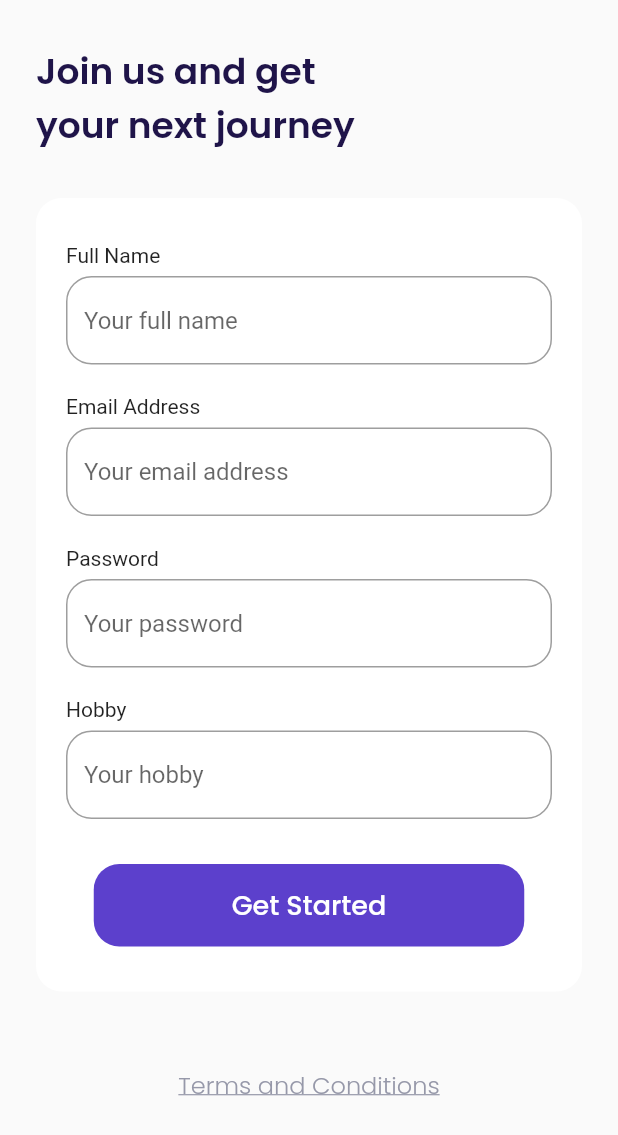
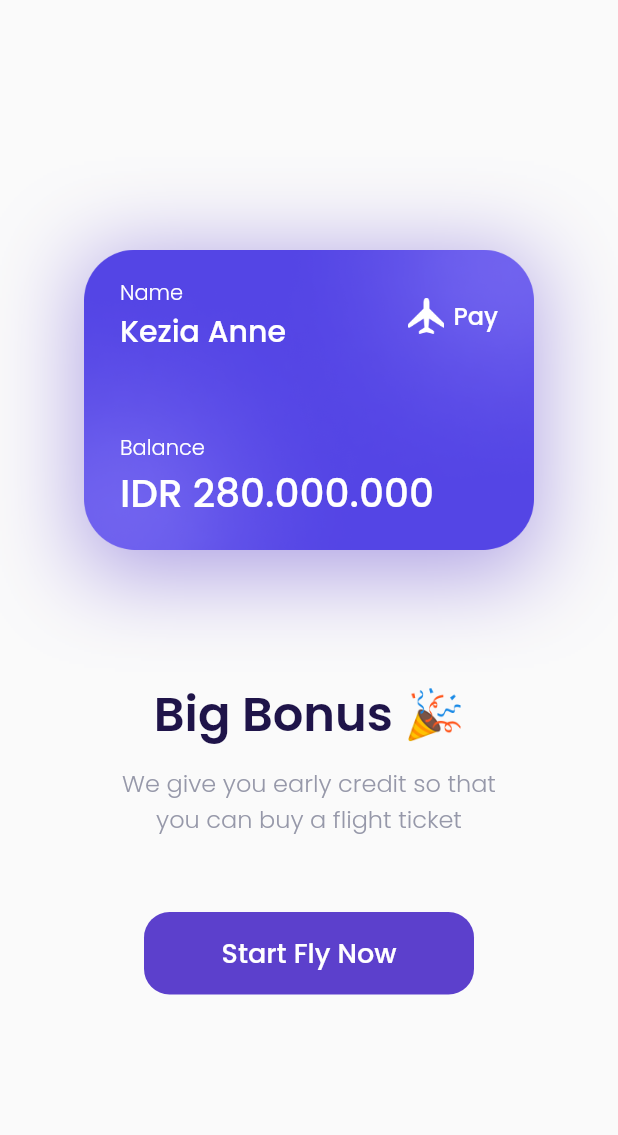
Before and after one commit to fanicahyo7/Flutter_Airplane, a Flutter app: the SignUpPage screen opened by its route, after a tap on "Get Started", on a phone screen of 412 x 824 dp. Shown: the top 1135 px of the screen. Run offline on Flutter 3.47's test engine with Material 2 defaults, Android fonts, the phone set to English and light mode, and no system bars; our stand-ins replace google_fonts.

Commit message:
slicing bonus page

```diff
--- a/lib/main.dart
+++ b/lib/main.dart
@@ -1,4 +1,5 @@
 
+import 'package:bwa_airplane/ui/pages/Bonus_Page.dart';
 import 'package:bwa_airplane/ui/pages/GetStarted_Page.dart';
 import 'package:bwa_airplane/ui/pages/SignUp_page.dart';
 import 'package:bwa_airplane/ui/pages/Splash_Page.dart';
@@ -19,6 +20,7 @@ class MyApp extends StatelessWidget {
         '/': (context) => SplashPage(),
         '/get-started': (context) => GetStartedPage(),
         '/sign-up': (context) => SignUpPage(),
+        '/bonus': (context) => BonusPage(),
       },
     );
   }
--- /dev/null
+++ b/lib/ui/pages/Bonus_Page.dart
@@ -0,0 +1,132 @@
+import 'package:bwa_airplane/shared/theme.dart';
+import 'package:flutter/material.dart';
+
+class BonusPage extends StatelessWidget {
+  const BonusPage({Key? key}) : super(key: key);
+
+  @override
+  Widget build(BuildContext context) {
+    Widget bonusCard() {
+      return Container(
+        width: 300,
+        height: 211,
+        padding: EdgeInsets.all(defaultMargin),
+        decoration: BoxDecoration(
+            image: DecorationImage(image: AssetImage('assets/image_card.png')),
+            boxShadow: [
+              BoxShadow(
+                  color: kPrimaryColor.withOpacity(0.5),
+                  blurRadius: 50,
+                  offset: Offset(0, 10))
+            ]),
+        child: Column(
+          mainAxisAlignment: MainAxisAlignment.spaceBetween,
+          crossAxisAlignment: CrossAxisAlignment.start,
+          children: [
+            Row(
+              children: [
+                Expanded(
+                  child: Column(
+                    crossAxisAlignment: CrossAxisAlignment.start,
+                    children: [
+                      Text(
+                        'Name',
+                        style: whiteTextStyle.copyWith(
+                            fontWeight: light, fontSize: 14),
+                      ),
+                      Text(
+                        'Kezia Anne',
+                        style: whiteTextStyle.copyWith(
+                            fontSize: 20, fontWeight: medium),
+                        overflow: TextOverflow.ellipsis,
+                      )
+                    ],
+                  ),
+                ),
+                Container(
+                  width: 24,
+                  height: 24,
+                  margin: EdgeInsets.only(right: 6),
+                  decoration: BoxDecoration(
+                      image: DecorationImage(
+                          image: AssetImage('assets/icon_plane.png'))),
+                ),
+                Text(
+                  'Pay',
+                  style:
+                      whiteTextStyle.copyWith(fontWeight: medium, fontSize: 16),
+                )
+              ],
+            ),
+            Column(
+              crossAxisAlignment: CrossAxisAlignment.start,
+              children: [
+                Text(
+                  'Balance',
+                  style:
+                      whiteTextStyle.copyWith(fontWeight: light, fontSize: 14),
+                ),
+                Text(
+                  'IDR 280.000.000',
+                  style:
+                      whiteTextStyle.copyWith(fontSize: 26, fontWeight: medium),
+                )
+              ],
+            )
+          ],
+        ),
+      );
+    }
+
+    Widget title() {
+      return Container(
+        margin: EdgeInsets.only(top: 80, bottom: 50),
+        child: Column(
+          children: [
+            Text(
+              'Big Bonus 🎉',
+              style:
+                  blackTextStyle.copyWith(fontWeight: semibold, fontSize: 32),
+            ),
+            SizedBox(
+              height: 10,
+            ),
+            Text(
+              'We give you early credit so that\nyou can buy a flight ticket',
+              style: greyTextStyle.copyWith(fontSize: 16, fontWeight: light),
+              textAlign: TextAlign.center,
+            )
+          ],
+        ),
+      );
+    }
+
+    Widget buttonStart() {
+      return Container(
+        width: 220,
+        height: 55,
+        // margin: EdgeInsets.only(bottom: 151),
+        child: TextButton(
+            style: TextButton.styleFrom(
+                backgroundColor: kPrimaryColor,
+                shape: RoundedRectangleBorder(
+                    borderRadius: BorderRadius.circular(defaultRadius))),
+            onPressed: () {},
+            child: Text(
+              'Start Fly Now',
+              style: whiteTextStyle.copyWith(fontWeight: medium, fontSize: 18),
+            )),
+      );
+    }
+
+    return Scaffold(
+      backgroundColor: kBackgroundColor,
+      body: Center(
+        child: Column(
+          mainAxisAlignment: MainAxisAlignment.center,
+          children: [bonusCard(), title(), buttonStart()],
+        ),
+      ),
+    );
+  }
+}
--- a/lib/ui/pages/SignUp_page.dart
+++ b/lib/ui/pages/SignUp_page.dart
@@ -135,7 +135,9 @@ class SignUpPage extends StatelessWidget {
                   backgroundColor: kPrimaryColor,
                   shape: RoundedRectangleBorder(
                       borderRadius: BorderRadius.circular(defaultRadius))),
-              onPressed: () {},
+              onPressed: () {
+                Navigator.pushNamed(context, '/bonus');
+              },
               child: Text(
                 'Get Started',
                 style:
```
